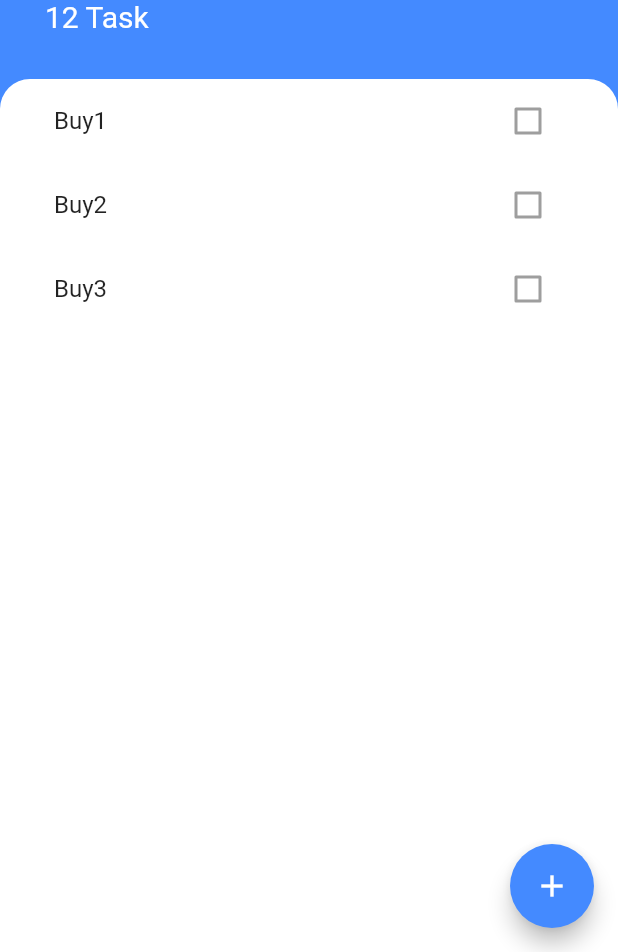
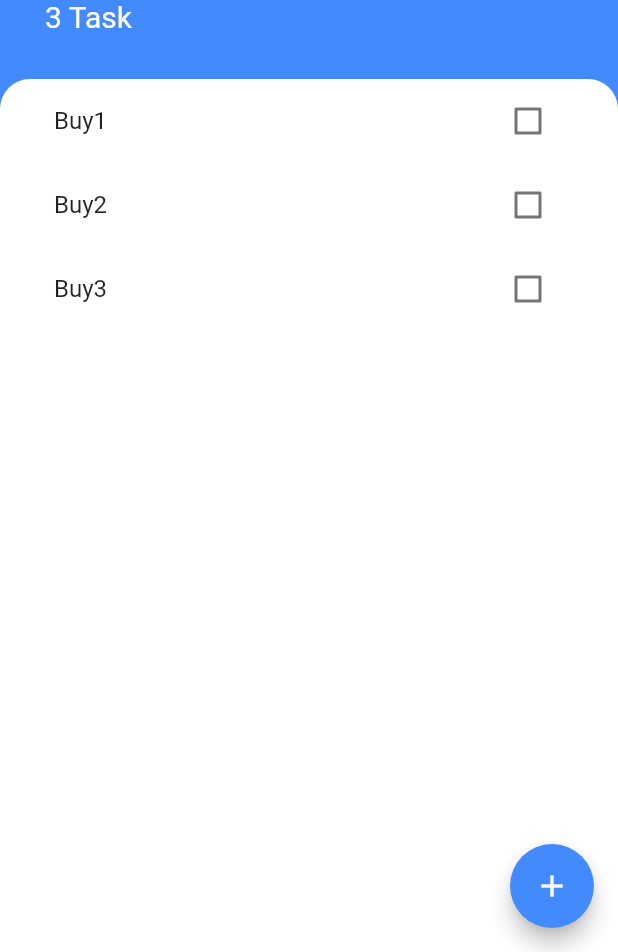
Before and after one commit to singstar/todoey_flutter, a Flutter app: the screen it shows after launch, on a phone screen of 412 x 824 dp, the part 284-1236 px from its top. Run offline on Flutter 3.47's test engine with Material 2 defaults, Android fonts, the phone set to English and light mode, and no system bars.

Commit message:
refactor tasktile

```diff
--- a/lib/screen/tasks_screen.dart
+++ b/lib/screen/tasks_screen.dart
@@ -1,8 +1,20 @@
 import 'package:flutter/material.dart';
 import 'package:todoeyflutter/widget/tasks_list.dart';
 import 'package:todoeyflutter/screen/add_task_screen.dart';
+import 'package:todoeyflutter/model/task.dart';
+class TasksScreen extends StatefulWidget {
 
-class TasksScreen extends StatelessWidget {
+  @override
+  _TasksScreenState createState() => _TasksScreenState();
+}
+
+class _TasksScreenState extends State<TasksScreen> {
+  List<Task> tasks = [
+    Task(name:'Buy1'),
+    Task(name:'Buy2'),
+    Task(name:'Buy3'),
+  ];
+
   @override
   Widget build(BuildContext context) {
     return Scaffold(
@@ -17,9 +29,15 @@ class TasksScreen extends StatelessWidget {
                 builder: (context) => SingleChildScrollView(
                     child:Container(
                       padding: EdgeInsets.only(bottom: MediaQuery.of(context).viewInsets.bottom),
-                      child: AddTaskScreen(),
-                    )
-                )
+                      child: AddTaskScreen((newTaskTitle){
+                        setState(() {
+                          tasks.add(Task(name: newTaskTitle));
+                          });
+                        Navigator.pop(context);
+                        },
+                      ),
+                    ),
+                ),
             );
           }
       ),
@@ -57,7 +75,7 @@ class TasksScreen extends StatelessWidget {
                   ),
                 ),
                 Text(
-                  '12 Task',
+                  '${tasks.length} Task',
                   style: TextStyle(
                     color: Colors.white,
                     fontSize: 20.0,
@@ -76,7 +94,7 @@ class TasksScreen extends StatelessWidget {
                   topRight: Radius.circular(20.0),
                 ),
               ),
-              child: TaskList(),
+              child: TasksList(tasks),
             ),
           ),
         ],
--- a/lib/widget/task_tile.dart
+++ b/lib/widget/task_tile.dart
@@ -3,7 +3,8 @@ import 'package:flutter/material.dart';
 class TaskTile extends StatelessWidget {
   final bool isChecked;
   final String taskTitle;
-  TaskTile({this.isChecked,this.taskTitle});
+  final Function checkboxCallback;
+  TaskTile({this.isChecked,this.taskTitle, this.checkboxCallback});
 
   @override
   Widget build(BuildContext context) {
@@ -16,7 +17,7 @@ class TaskTile extends StatelessWidget {
       trailing: Checkbox(
         activeColor: Colors.lightBlueAccent,
         value: isChecked,
-//        onChanged: toggleCheckboxState,
+        onChanged: checkboxCallback,
       ),
     );
   }
--- a/lib/widget/tasks_list.dart
+++ b/lib/widget/tasks_list.dart
@@ -2,17 +2,15 @@ import 'package:flutter/material.dart';
 import 'package:todoeyflutter/widget/task_tile.dart';
 import 'package:todoeyflutter/model/task.dart';
 
-class TaskList extends StatefulWidget {
+class TasksList extends StatefulWidget {
+  final List<Task> tasks;
+  TasksList(this.tasks);
+
   @override
-  _TaskListState createState() => _TaskListState();
+  _TasksListState createState() => _TasksListState();
 }
 
-class _TaskListState extends State<TaskList> {
-  List<Task> tasks = [
-    Task(name:'Buy1'),
-    Task(name:'Buy2'),
-    Task(name:'Buy3'),
-  ];
+class _TasksListState extends State<TasksList> {
 
 
 
@@ -20,8 +18,14 @@ class _TaskListState extends State<TaskList> {
   Widget build(BuildContext context) {
     return ListView.builder(itemBuilder: (context, index){
       return TaskTile(
-        taskTitle: tasks[index].name, isChecked: tasks[index].isDone,
+        taskTitle: widget.tasks[index].name,
+        isChecked: widget.tasks[index].isDone,
+        checkboxCallback: (checkboxState) {
+          setState(() {
+            widget.tasks[index].toggleDone();
+          });
+        },
       );
-    },itemCount: tasks.length,);
+    },itemCount: widget.tasks.length,);
   }
 }
```
Also changed, not shown: lib/screen/add_task_screen.dart (+12 -1 lines).
